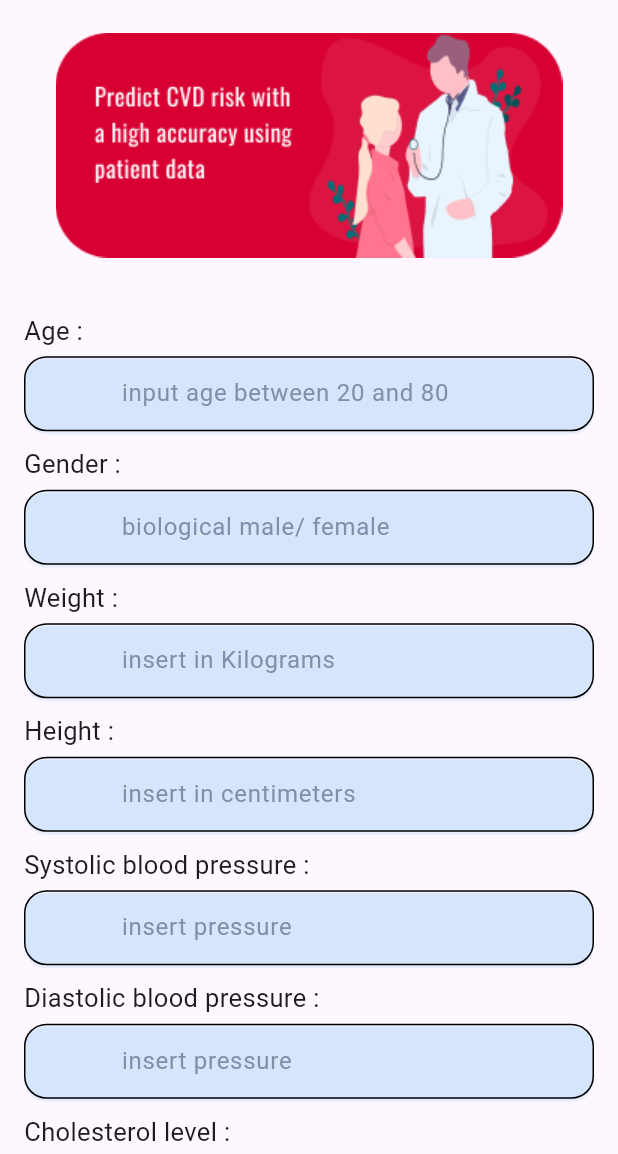
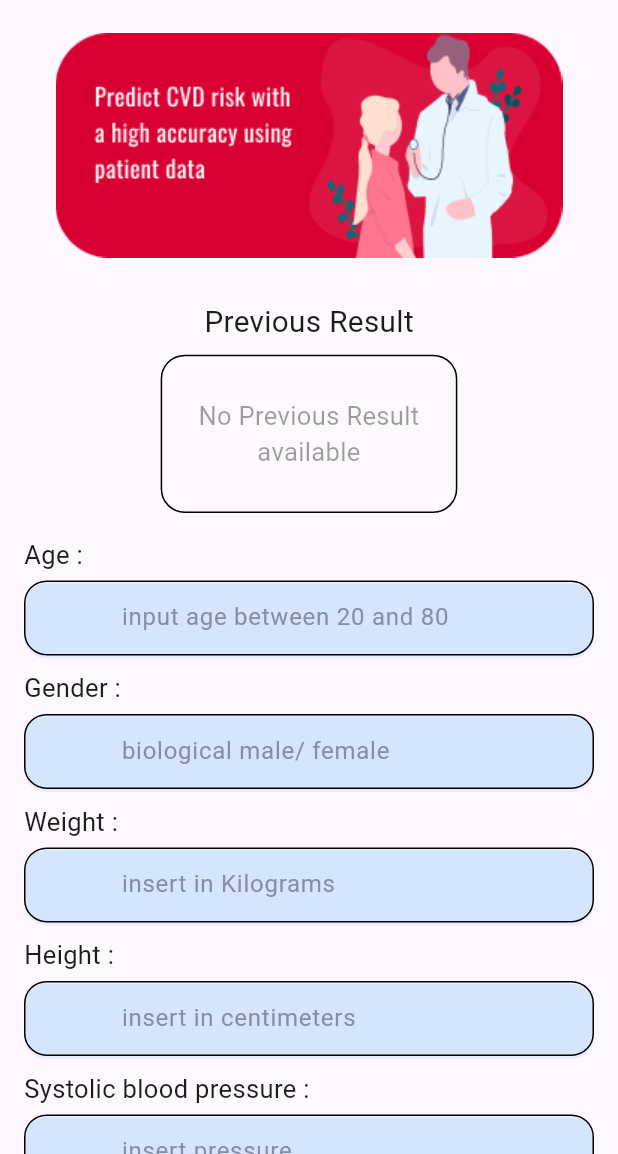
Before and after one commit to tasheera/CVD_Risk_Analyser, a Flutter app: the UserInputScreen screen opened directly, on a phone screen of 412 x 824 dp, the part 82-1236 px from its top. Run offline on Flutter 3.47's test engine with Material 3 defaults, Android fonts, the phone set to English and light mode, and no system bars; Roboto replaces fonts that are missing (Oswald).

Commit message:
create previous result update function

```diff
--- a/lib/screens/doctor_data_input_screen.dart
+++ b/lib/screens/doctor_data_input_screen.dart
@@ -230,7 +230,15 @@ final GlobalKey <FormState> _formKey =GlobalKey();// create global key object fo
 
       // call function to show cvd level
       showCVDRiskLevel(context,cvdLevel,'Risk of having a CVD in the near future is VERY LOW...!!', const Color(0XFFB6FFB0),const Color(0xFF00D823)); // call result display pop up box
+      setState(() {
+        if (cvdLevel=="low"){// check cvd level
+        previousResult=Text("Low Risk",style: TextStyle(fontSize: iconSize*0.7,color:Color(0xFF00D823),fontWeight: FontWeight.bold ),); // update previous result
+      }else{
+        previousResult=Text("High Risk",style: TextStyle(fontSize: iconSize*0.7,color:Colors.red,fontWeight: FontWeight.bold ),); //  update previous result
 
+      }
+
+    });
 
     }
   }
--- a/lib/screens/user_data_input_screen.dart
+++ b/lib/screens/user_data_input_screen.dart
@@ -24,6 +24,9 @@ class _UserInputScreenState extends State<UserInputScreen> {
   final TextEditingController _cholesterolCVDController = TextEditingController();// controller for cholesterol text field
   final TextEditingController _alcoholCVDController = TextEditingController();// controller for alcohol intake text field
   final TextEditingController _physicalCVDController = TextEditingController();// controller for physical activity text field
+
+  Text previousResult=const Text("No Previous Result available",textAlign: TextAlign.center,style: TextStyle(color: Colors.black38, fontSize: 17 ),);
+
 
   @override
   Widget build(BuildContext context) {
@@ -67,6 +70,29 @@ class _UserInputScreenState extends State<UserInputScreen> {
               height: iconSize*5.8, // height of image
               ),
             ),
+
+
+            Padding(
+              padding: const EdgeInsets.all(8.0),
+              child: Text(
+                "Previous Result",
+                style: TextStyle(fontSize: iconSize*0.6),
+                ),
+            ),
+
+
+
+              Container( // used for show previous result
+                height: iconSize*3.2,
+                width: iconSize*6,
+                decoration: BoxDecoration(
+
+                borderRadius: BorderRadius.circular(16),
+
+                border: Border.all()
+                ),
+                child: Center(child: previousResult)
+              ),
 
             Form(
                 key: _formKey, // assign key of the foam widget which is created in above
@@ -113,7 +139,7 @@ class _UserInputScreenState extends State<UserInputScreen> {
 
                             ),
                             onPressed: (){
-                              _predictCVDLevel();
+                              _predictCVDLevel(iconSize);
                               },
                              child: Text("Predict", style: TextStyle(color: Colors.white,fontSize: iconSize*0.5),),
                              ),
@@ -152,15 +178,26 @@ class _UserInputScreenState extends State<UserInputScreen> {
 
 
   // predict cvd
-void _predictCVDLevel(){
+void _predictCVDLevel(double iconSize){
   if(_formKey.currentState!.validate()){
     print(_ageCVDController.text);
     print(_genderCVDController.text);
 
-
-    String cvdLevel="High";
+    //TODO link ml prediction function
+    String cvdLevel="High Risk";
 
     showCVDRiskLevel(context,cvdLevel,'Risk of having a CVD in the near future is VERY LOW...!!', const Color(0XFFB6FFB0),const Color(0xFF00D823)); // call result display pop up box
+
+          setState(() {
+        if (cvdLevel=="low"){// check cvd level
+        previousResult=Text("Low Risk",style: TextStyle(fontSize: iconSize*0.7,color:Color(0xFF00D823),fontWeight: FontWeight.bold ),); // update previous result
+      }else{
+        previousResult=Text("High Risk",style: TextStyle(fontSize: iconSize*0.7,color:Colors.red,fontWeight: FontWeight.bold ),); //  update previous result
+
+      }
+
+    });
+
 
   }
 }
@@ -180,8 +217,6 @@ void _predictCVDLevel(){
     _physicalCVDController.clear();
 
 }
-
-
 
 }
 
```
